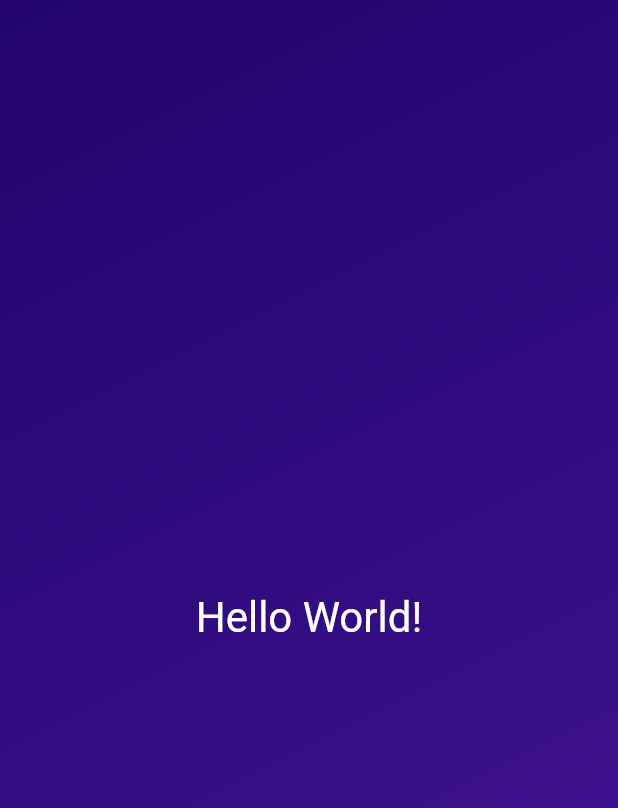
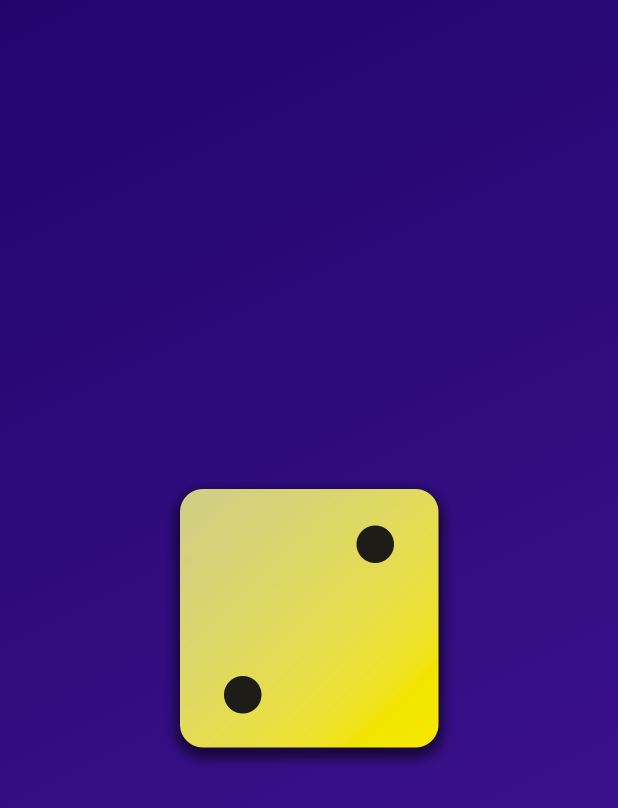
Before and after one commit to zakdim/fcg_basics, a Flutter app: the screen it shows after launch, on a phone screen of 412 x 824 dp. Shown: the top 808 px of the screen. Run offline on Flutter 3.47's test engine with Material 2 defaults, Android fonts, the phone set to English and light mode, and no system bars.

Commit message:
s02-44 Displaying images & using multiple constructor functions

```diff
--- a/lib/gradient_container.dart
+++ b/lib/gradient_container.dart
@@ -7,6 +7,10 @@
 
 class GradientContainer extends StatelessWidget {
   const GradientContainer(this.color1, this.color2, {super.key});
+
+  const GradientContainer.purple({super.key})
+      : color1 = Colors.deepPurple,
+        color2 = Colors.indigo;
 
   final Color color1;
   final Color color2;
@@ -21,8 +25,11 @@
           end: endAlignment,
         ),
       ),
-      child: const Center(
-        child: StyledText('Hello World!'),
+      child: Center(
+        child: Image.asset(
+          'assets/images/dice-2.png',
+          width: 200,
+        ),
       ),
     );
   }
```
Also changed, not shown: pubspec.yaml (+7 -3 lines), assets/images/dice-1.png (added), assets/images/dice-2.png (added), assets/images/dice-3.png (added), assets/images/dice-4.png (added), assets/images/dice-5.png (added), assets/images/dice-6.png (added).
